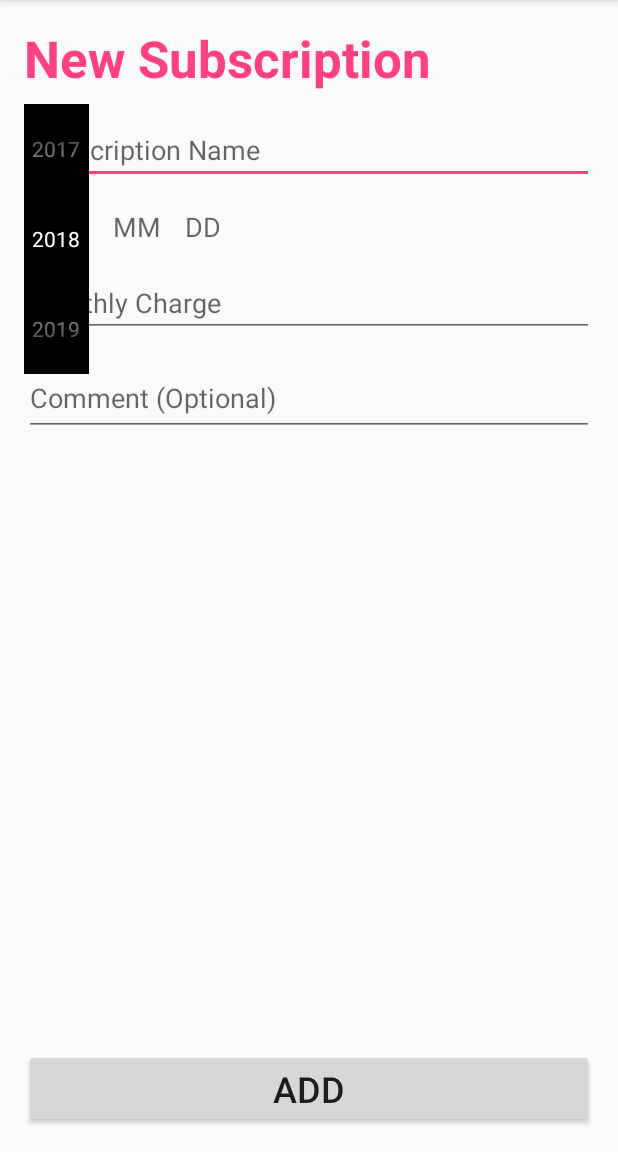
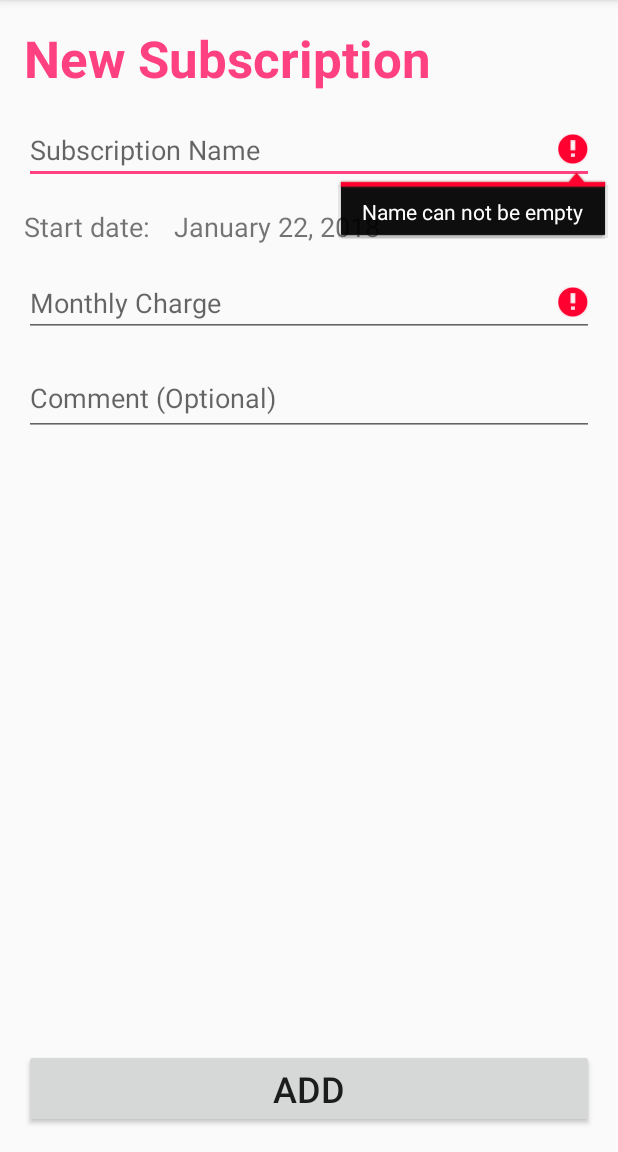
Before and after one commit to cmbuhler/cmbuhler-SubBook, an Android app: the AddNewSubActivity screen opened directly, with no data from a screen before it, after a tap on "ADD", on a phone screen of 412 x 824 dp, the part 84-1236 px from its top. Run offline under Robolectric (Android 15) with nearby library versions, the phone set to English and light mode, and no system bars.

Commit message:
Implement DatePicker, Add String Constraints and error checking when user is done entering details and presses add, Add creates Subscription object based on entered details adds to the SubList. (No persistent storage implemented yet).

```diff
--- a/app/src/main/java/com/example/chase/cmbuhler_subbook/AddNewSubActivity.java
+++ b/app/src/main/java/com/example/chase/cmbuhler_subbook/AddNewSubActivity.java
@@ -1,33 +1,158 @@
 package com.example.chase.cmbuhler_subbook;
 
-import android.graphics.Paint;
+/*
+ * Created by Chase Buhler
+ *
+ * Additional examples and pieces of code from
+ * tutorialspoint.com:
+ *
+ * DatePicker example:
+ * Retrieved 2018-01-22
+ * https://www.tutorialspoint.com/android/android_datepicker_control.htm
+ * with some modifications to use newer DialogFragments aswell as saving
+ * activity state.
+ */
+
+
+import android.app.DatePickerDialog;
+import android.app.Dialog;
 import android.support.v7.app.AppCompatActivity;
 import android.os.Bundle;
-import android.util.Log;
+
 import android.view.Menu;
 import android.view.MenuInflater;
+
 import android.view.View;
+import android.widget.DatePicker;
+
+
 import android.widget.EditText;
-import android.widget.NumberPicker;
 import android.widget.TextView;
-import java.lang.reflect.Field;
+import android.widget.Toast;
+
+import java.time.Month;
+import java.util.Calendar;
+import java.util.Date;
 
 public class AddNewSubActivity extends AppCompatActivity {
+
+    private DatePicker datePicker;
+    private Calendar calendar;
+    private TextView date;
+    private int year, month, day;
+    static final String STATE_YEAR = "subYear";
+    static final String STATE_MONTH = "subMonth";
+    static final String STATE_DAY = "subDay";
 
     @Override
     protected void onCreate(Bundle savedInstanceState) {
         super.onCreate(savedInstanceState);
         setContentView(R.layout.activity_add_new_sub);
 
-        NumberPicker yearPicker = findViewById(R.id.year_num_picker);
+        date = (TextView) findViewById(R.id.sub_date);
+        calendar = Calendar.getInstance();
 
-        yearPicker.setMaxValue(2020);
-        yearPicker.setValue(2018);
-        yearPicker.setMinValue(1970);
-        yearPicker.setBackgroundColor(0xff000000);
-        yearPicker.setWrapSelectorWheel(false);
-        setNumberPickerTextColor(yearPicker, 0xffffffff);
-        yearPicker.setVisibility(View.GONE);
+        if(savedInstanceState == null){
+            //Activity is being created for the first time
+
+            year = calendar.get(Calendar.YEAR);
+            month = calendar.get(Calendar.MONTH);
+            day = calendar.get(Calendar.DAY_OF_MONTH);
+        } else {
+            //Activity is being restarted
+
+            year = savedInstanceState.getInt(STATE_YEAR);
+            month = savedInstanceState.getInt(STATE_MONTH);
+            day = savedInstanceState.getInt(STATE_DAY);
+        }
+
+        showDate(year, month, day);
+
+
+    }
+
+    @Override
+    public void onSaveInstanceState(Bundle savedInstanceState) {
+        //Save current date for persistence between activity restarts
+        savedInstanceState.putInt(STATE_YEAR, year);
+        savedInstanceState.putInt(STATE_MONTH, month);
+        savedInstanceState.putInt(STATE_DAY, day);
+
+        //Call the super class state to still save other state info
+        super.onSaveInstanceState(savedInstanceState);
+    }
+
+    public void setDate(View view){
+        showDialog(999);
+        Toast.makeText(getApplicationContext(), "ca", Toast.LENGTH_SHORT).show();
+    }
+    @Override
+    protected Dialog onCreateDialog(int id){
+        if(id == 999){
+            return new DatePickerDialog(this,
+                    myDateListener, year, month, day);
+        }
+        return null;
+    }
+
+    private DatePickerDialog.OnDateSetListener myDateListener =
+            new DatePickerDialog.OnDateSetListener() {
+                @Override
+                public void onDateSet(DatePicker datePicker, int i, int i1, int i2) {
+                    showDate(i, i1, i2);
+                }
+            };
+
+    /**
+     * Called when the add button is pressed.
+     * Checks to make sure the entered values are
+     * appropriate and then adds a new subscription
+     * object to the SubList and finishes the Activity.
+     * If some of the entered values are bad, the user
+     * is notified and asked to re enter the bad values.
+     * @param view view Clicked
+     */
+    public void addNewSub(View view){
+        String name = "";
+        String comment = "";
+        float charge = 0.0f;
+        boolean isGoodInput = true;
+
+        EditText subName = (EditText) findViewById(R.id.text_subName);
+        EditText subCharge = (EditText) findViewById(R.id.text_subCharge);
+        EditText subComment = (EditText) findViewById(R.id.text_subComment);
+
+        if(subName.getText().toString().isEmpty()){
+            //Name field was left empty and therefore we can not continue;
+            subName.setError("Name can not be empty");
+            isGoodInput = false;
+        } else {
+            //Name field has value and will be sent to the new subscription.
+            name = subName.getText().toString();
+        }
+
+        if(subCharge.getText().toString().isEmpty()){
+            //Charge field is empty we have an error
+            subCharge.setError(("Charge can not be empty"));
+            isGoodInput = false;
+        } else {
+            charge = Float.parseFloat(subCharge.getText().toString());
+        }
+
+        if(!isGoodInput){
+            return;
+        }
+
+        Subscription newSub;
+        if(subComment.getText().toString().isEmpty()) {
+            newSub = new Subscription(name, year, month, day, charge);
+        } else {
+            newSub = new Subscription(name, year, month, day, charge);
+        }
+
+        SubList.getInstance().add(newSub);
+        finish();
+
     }
 
     @Override
@@ -37,58 +162,32 @@ public class AddNewSubActivity extends AppCompatActivity {
         return true;
     }
 
-    public void onYearClick(View view){
-        NumberPicker yearPicker = findViewById(R.id.year_num_picker);
-        yearPicker.setVisibility(View.VISIBLE);
+    private void showDate(int year, int month, int day){
+        this.year = year;
+        this.month = month;
+        this.day = day;
+        date.setText(new StringBuilder().append(getMonth(month)).append(" " + day +
+                ", " + year));
     }
-    public void onYearPickerClick(View view){
-        NumberPicker yearPicker = findViewById(R.id.year_num_picker);
-        TextView year = findViewById(R.id.date_year_textView);
 
-
-        year.setText("" + yearPicker.getValue());
-        year.setTextColor(0xff000000);
-        yearPicker.setVisibility(View.GONE);
+    private String getMonth(int month){
+        switch(month){
+            case 0: return "January";
+            case 1: return "February";
+            case 2: return "March";
+            case 3: return "April";
+            case 4: return "May";
+            case 5: return "June";
+            case 6: return "July";
+            case 7: return "August";
+            case 8: return "September";
+            case 9: return "October";
+            case 10: return "November";
+            case 11: return "December";
+            default:
+                return null;
+        }
     }
 
 
-    /**
-     * Change the text color of the number picker view.
-     *
-     * Provided by stack overflow user Simon: https://stackoverflow.com/users/1383790/simon
-     * At: https://stackoverflow.com/questions/22962075/change-the-text-color-of-numberpicker
-     * Retrieved 2018-01-17
-     * @param numberPicker
-     * @param color
-     * @return
-     */
-    public static boolean setNumberPickerTextColor(NumberPicker numberPicker, int color)
-    {
-        final int count = numberPicker.getChildCount();
-        for(int i = 0; i < count; i++){
-            View child = numberPicker.getChildAt(i);
-            if(child instanceof EditText){
-                try{
-                    Field selectorWheelPaintField = numberPicker.getClass()
-                            .getDeclaredField("mSelectorWheelPaint");
-                    selectorWheelPaintField.setAccessible(true);
-                    ((Paint)selectorWheelPaintField.get(numberPicker)).setColor(color);
-                    ((EditText)child).setTextColor(color);
-                    numberPicker.invalidate();
-                    return true;
-                }
-                catch(NoSuchFieldException e){
-                    Log.w("setNumPickerTextColor", e);
-                }
-                catch(IllegalAccessException e){
-                    Log.w("setNumPickerTextColor", e);
-                }
-                catch(IllegalArgumentException e){
-                    Log.w("setNumPickerTextColor", e);
-                }
-            }
-        }
-        return false;
-    }
-
 }
--- a/app/src/main/res/layout/activity_add_new_sub.xml
+++ b/app/src/main/res/layout/activity_add_new_sub.xml
@@ -16,6 +16,7 @@
         android:layout_marginTop="16dp"
         android:ems="10"
         android:hint="@string/sub_name"
+        android:maxLength="20"
         android:inputType="textPersonName"
         app:layout_constraintEnd_toEndOf="parent"
         app:layout_constraintHorizontal_bias="1.0"
@@ -35,7 +36,7 @@
         app:layout_constraintEnd_toEndOf="parent"
         app:layout_constraintHorizontal_bias="0.0"
         app:layout_constraintStart_toStartOf="parent"
-        app:layout_constraintTop_toBottomOf="@+id/date_year_textView" />
+        app:layout_constraintTop_toBottomOf="@+id/textView2" />
 
     <EditText
         android:id="@+id/text_subComment"
@@ -45,6 +46,7 @@
         android:layout_marginStart="16dp"
         android:layout_marginTop="16dp"
         android:ems="10"
+        android:maxLength="30"
         android:hint="@string/sub_comment"
         android:inputType="textPersonName"
         app:layout_constraintEnd_toEndOf="parent"
@@ -56,8 +58,8 @@
         android:id="@+id/textView"
         android:layout_width="wrap_content"
         android:layout_height="wrap_content"
+        android:layout_marginLeft="16dp"
         android:layout_marginStart="16dp"
-        android:layout_marginLeft="16dp"
         android:layout_marginTop="16dp"
         android:text="@string/new_sub"
         android:textAppearance="@style/TextAppearance.AppCompat.Display1"
@@ -74,62 +76,36 @@
         android:layout_marginBottom="16dp"
         android:layout_marginEnd="16dp"
         android:layout_marginStart="16dp"
-        android:onClick="onYearClick"
         android:text="@string/sub_add_button"
         android:textSize="24sp"
+        android:onClick="addNewSub"
         app:layout_constraintBottom_toBottomOf="parent"
         app:layout_constraintEnd_toEndOf="parent"
         app:layout_constraintHorizontal_bias="0.5"
         app:layout_constraintStart_toStartOf="parent" />
 
     <TextView
-        android:id="@+id/date_year_textView"
+        android:id="@+id/textView2"
         android:layout_width="wrap_content"
         android:layout_height="wrap_content"
         android:layout_marginStart="16dp"
+        android:layout_marginLeft="16dp"
         android:layout_marginTop="16dp"
-        android:onClick="onYearClick"
-        android:text="YYYY"
-        android:textAppearance="@style/TextAppearance.AppCompat.Display1"
-        android:textColor="@android:color/darker_gray"
+        android:text="@string/sub_data"
         android:textSize="18sp"
         app:layout_constraintStart_toStartOf="parent"
         app:layout_constraintTop_toBottomOf="@+id/text_subName" />
 
     <TextView
-        android:id="@+id/date_month_textView"
+        android:id="@+id/sub_date"
         android:layout_width="wrap_content"
         android:layout_height="wrap_content"
         android:layout_marginStart="16dp"
-        android:text="MM"
-        android:textAppearance="@style/TextAppearance.AppCompat.Display1"
+        android:layout_marginLeft="16dp"
+        android:clickable="true"
+        android:onClick="setDate"
         android:textSize="18sp"
-        app:layout_constraintBaseline_toBaselineOf="@+id/date_year_textView"
-        app:layout_constraintStart_toEndOf="@+id/date_year_textView" />
-
-    <TextView
-        android:id="@+id/date_day_textVIew"
-        android:layout_width="0dp"
-        android:layout_height="wrap_content"
-        android:layout_marginStart="16dp"
-        android:text="DD"
-        android:textAppearance="@style/TextAppearance.AppCompat.Display1"
-        android:textSize="18sp"
-        app:layout_constraintBaseline_toBaselineOf="@+id/date_month_textView"
-        app:layout_constraintStart_toEndOf="@+id/date_month_textView" />
-
-    <NumberPicker
-        android:id="@+id/year_num_picker"
-        android:layout_width="0dp"
-        android:layout_height="wrap_content"
-        android:layout_marginEnd="16dp"
-        android:layout_marginStart="16dp"
-        android:layout_marginTop="16dp"
-        android:visibility="gone"
-        android:onClick="onYearPickerClick"
-        app:layout_constraintBottom_toBottomOf="@+id/date_month_textView"
-        app:layout_constraintEnd_toStartOf="@+id/date_month_textView"
-        app:layout_constraintStart_toStartOf="parent"
-        app:layout_constraintTop_toTopOf="@+id/date_month_textView" />
+        app:layout_constraintBaseline_toBaselineOf="@+id/textView2"
+        app:layout_constraintStart_toEndOf="@+id/textView2" />
 
 </android.support.constraint.ConstraintLayout>
--- a/app/src/main/res/values/strings.xml
+++ b/app/src/main/res/values/strings.xml
@@ -3,7 +3,7 @@
     <string name="total_charge">Total monthly charge:</string>
     <string name="new_sub">New Subscription</string>
     <string name="sub_name">Subscription Name</string>
-    <string name="sub_data">Start date</string>
+    <string name="sub_data">Start date:</string>
     <string name="sub_charge">Monthly Charge</string>
     <string name="sub_comment">Comment (Optional)</string>
     <string name="sub_add_button">Add</string>
```
Also changed, not shown: app/src/main/java/com/example/chase/cmbuhler_subbook/SubList.java (+19 -1 lines).
